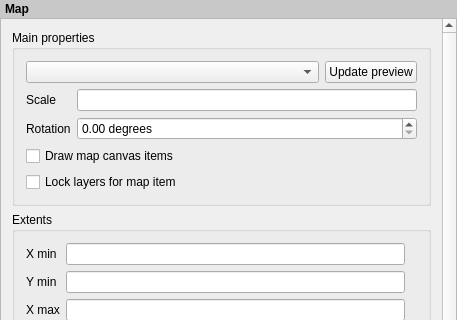
Above: src/ui/qgscomposermapwidgetbase.ui from qgis/QGIS before the change; both pictures show x 0 to 457 and y 0 to 320 of the 457 by 1086 pixel window. Below: the same form after it.
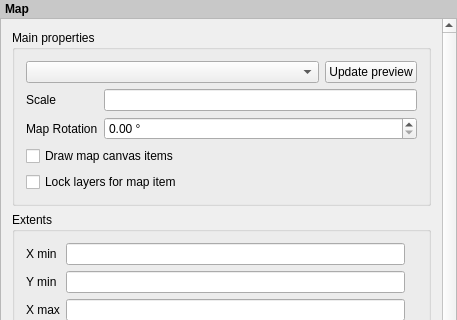
That is the form after the change. Custom widgets are drawn as their Qt base class.

Commit message: [composer] Clean up item rotation api, seperate item rotation (for shapes, labels) from map rotation and picture rotation. Maintain compatibility with 2.0 api, deprecate ambiguous rotation/setRotation methods

```diff
--- a/src/ui/qgscomposermapwidgetbase.ui
+++ b/src/ui/qgscomposermapwidgetbase.ui
@@ -125,14 +125,14 @@
           <item row="2" column="0">
            <widget class="QLabel" name="mRotationLabel">
             <property name="text">
-             <string>Rotation</string>
+             <string>Map Rotation</string>
             </property>
            </widget>
           </item>
           <item row="2" column="1">
            <widget class="QDoubleSpinBox" name="mRotationSpinBox">
             <property name="suffix">
-             <string> degrees</string>
+             <string> °</string>
             </property>
             <property name="maximum">
              <double>360.000000000000000</double>
```
Left out of the diff: 4 changed lines with no effect on the pictures. The commit also changes 26 other files.
